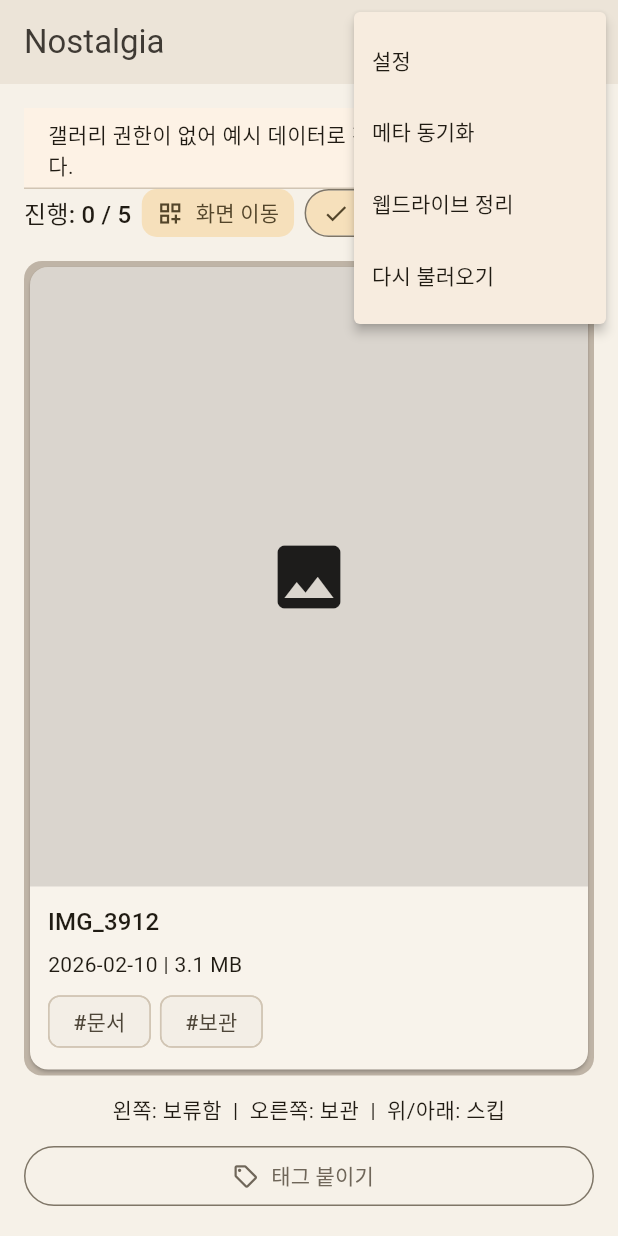
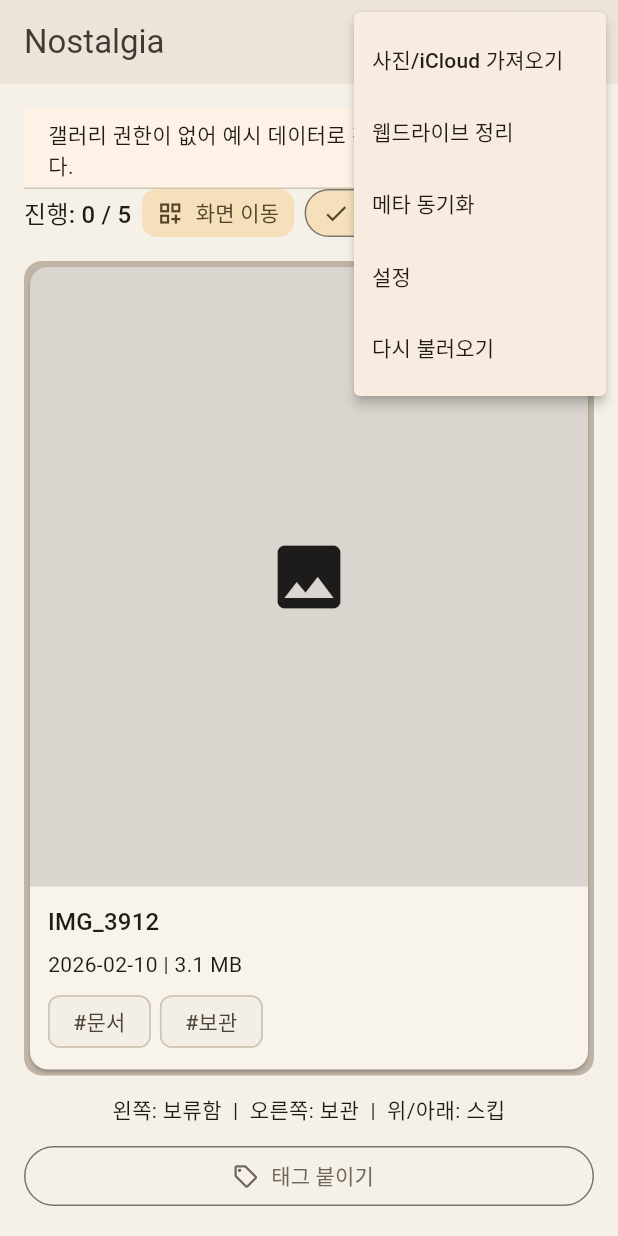
Before and after one commit to baak-jun/Nostalgia, a Flutter app: the screen it shows after launch, after a tap on the "menu" icon, on a phone screen of 412 x 824 dp. Run offline on Flutter 3.47's test engine with Material 3 defaults, Android fonts, the phone set to English and light mode, and no system bars; our stand-ins replace file_picker, native_exif, shared_preferences; missing offline and left inert: photo_manager.

Commit message:
feat(web): enable browser execution without install and add iCloud/web photo import

```diff
--- a/lib/features/gallery/data/device_photo_loader.dart
+++ b/lib/features/gallery/data/device_photo_loader.dart
@@ -1,3 +1,4 @@
+import 'package:flutter/foundation.dart';
 import 'package:nostalgia/features/gallery/data/gallery_load_result.dart';
 import 'package:nostalgia/features/gallery/data/mock_photo_data.dart';
 import 'package:nostalgia/features/gallery/domain/photo_item.dart';
@@ -7,11 +8,27 @@ class DevicePhotoLoader {
   const DevicePhotoLoader();
 
   Future<GalleryLoadResult> load({int limit = 1000}) async {
-    final permission = await PhotoManager.requestPermissionExtend();
-    if (!permission.hasAccess) {
+    if (kIsWeb) {
       return const GalleryLoadResult(
         photos: mockPhotos,
-        isPermissionDenied: true,
+        isPermissionDenied: false,
+        isUsingMockData: true,
+      );
+    }
+
+    try {
+      final permission = await PhotoManager.requestPermissionExtend();
+      if (!permission.hasAccess) {
+        return const GalleryLoadResult(
+          photos: mockPhotos,
+          isPermissionDenied: true,
+          isUsingMockData: true,
+        );
+      }
+    } catch (_) {
+      return const GalleryLoadResult(
+        photos: mockPhotos,
+        isPermissionDenied: false,
         isUsingMockData: true,
       );
     }
--- a/lib/features/gallery/domain/photo_item.dart
+++ b/lib/features/gallery/domain/photo_item.dart
@@ -1,3 +1,5 @@
+import 'dart:typed_data';
+
 import 'package:photo_manager/photo_manager.dart';
 
 class PhotoItem {
@@ -9,6 +11,7 @@ class PhotoItem {
     required this.tags,
     this.sourcePath,
     this.asset,
+    this.imageBytes,
     this.isScreenshot = false,
     this.inReviewBin = false,
   });
@@ -20,6 +23,7 @@ class PhotoItem {
   final List<String> tags;
   final String? sourcePath;
   final AssetEntity? asset;
+  final Uint8List? imageBytes;
   final bool isScreenshot;
   final bool inReviewBin;
 
@@ -31,6 +35,7 @@ class PhotoItem {
     List<String>? tags,
     String? sourcePath,
     AssetEntity? asset,
+    Uint8List? imageBytes,
     bool? isScreenshot,
     bool? inReviewBin,
   }) {
@@ -42,6 +47,7 @@ class PhotoItem {
       tags: tags ?? this.tags,
       sourcePath: sourcePath ?? this.sourcePath,
       asset: asset ?? this.asset,
+      imageBytes: imageBytes ?? this.imageBytes,
       isScreenshot: isScreenshot ?? this.isScreenshot,
       inReviewBin: inReviewBin ?? this.inReviewBin,
     );
--- a/lib/features/home/presentation/home.screen.dart
+++ b/lib/features/home/presentation/home.screen.dart
@@ -1,6 +1,8 @@
 import 'dart:async';
+import 'package:flutter/foundation.dart';
 import 'package:flutter/material.dart';
 import 'package:nostalgia/features/gallery/data/device_photo_loader.dart';
+import 'package:nostalgia/features/gallery/data/web_photo_importer.dart';
 import 'package:nostalgia/features/gallery/domain/photo_item.dart';
 import 'package:nostalgia/features/home/data/home_state_store.dart';
 import 'package:nostalgia/features/home/presentation/collection_tabs.screen.dart';
@@ -18,7 +20,7 @@ enum SortOrder { oldestFirst, newestFirst }
 
 enum _SwipeAction { keep, defer, skip }
 
-enum _HomeMenuAction { settings, metadataSync, cloudDrive, reload }
+enum _HomeMenuAction { settings, metadataSync, cloudDrive, importWebPhotos, reload }
 class HomeScreen extends StatefulWidget {
   const HomeScreen({super.key});
   @override
@@ -28,6 +30,7 @@ class _HomeScreenState extends State<HomeScreen> {
   final DevicePhotoLoader _loader = const DevicePhotoLoader();
   final HomeStateStore _stateStore = const HomeStateStore();
   final MetadataSyncService _metadataSyncService = const MetadataSyncService();
+  final WebPhotoImporter _webPhotoImporter = const WebPhotoImporter();
   final CloudDriveRepository _cloudRepository = CloudDriveRepository();
   bool _isLoading = true;
   bool _isPermissionDenied = false;
@@ -279,10 +282,27 @@ class _HomeScreenState extends State<HomeScreen> {
     if (!mounted || updated == null) return;
     setState(() => _settings = updated);
   }
+  Future<void> _importWebPhotos() async {
+    final picked = await _webPhotoImporter.pickPhotos();
+    if (picked.isEmpty || !mounted) return;
+    setState(() {
+      _photos = [...picked, ..._photos];
+    });
+    ScaffoldMessenger.of(context).showSnackBar(
+      SnackBar(
+        content: Text('${picked.length}장의 사진(iCloud/웹/로컬)을 불러왔습니다.'),
+        behavior: SnackBarBehavior.floating,
+      ),
+    );
+  }
+
   Future<void> _onMenuSelected(_HomeMenuAction action) async {
     switch (action) {
       case _HomeMenuAction.settings:
         await _openSettings();
+        break;
+      case _HomeMenuAction.importWebPhotos:
+        await _importWebPhotos();
         break;
       case _HomeMenuAction.metadataSync:
         await _runMetadataSync();
@@ -309,6 +329,15 @@ class _HomeScreenState extends State<HomeScreen> {
     return _keptPhotos.where((item) => item.tags.isNotEmpty).toList();
   }
   Future<void> _runMetadataSync() async {
+    if (kIsWeb) {
+      ScaffoldMessenger.of(context).showSnackBar(
+        const SnackBar(
+          content: Text('웹 브라우저 환경에서는 웹드라이브(Google/OneDrive)를 통해 안전하게 정리됩니다.'),
+          behavior: SnackBarBehavior.floating,
+        ),
+      );
+      return;
+    }
     final candidates = _metadataSyncCandidates();
     final preview = _metadataSyncService.dryRun(candidates);
     final confirmed = await showMetadataSyncConfirmDialog(
@@ -353,6 +382,11 @@ class _HomeScreenState extends State<HomeScreen> {
         title: const Text('Nostalgia'),
         actions: [
           IconButton(
+            tooltip: '사진/iCloud 가져오기',
+            icon: const Icon(Icons.add_photo_alternate_outlined),
+            onPressed: () => unawaited(_importWebPhotos()),
+          ),
+          IconButton(
             tooltip: '웹드라이브 정리',
             icon: const Icon(Icons.cloud_sync_outlined),
             onPressed: () => unawaited(_openCloudDrive()),
@@ -363,16 +397,20 @@ class _HomeScreenState extends State<HomeScreen> {
             onSelected: (action) => unawaited(_onMenuSelected(action)),
             itemBuilder: (context) => const [
               PopupMenuItem<_HomeMenuAction>(
-                value: _HomeMenuAction.settings,
-                child: Text('설정'),
+                value: _HomeMenuAction.importWebPhotos,
+                child: Text('사진/iCloud 가져오기'),
+              ),
+              PopupMenuItem<_HomeMenuAction>(
+                value: _HomeMenuAction.cloudDrive,
+                child: Text('웹드라이브 정리'),
               ),
               PopupMenuItem<_HomeMenuAction>(
                 value: _HomeMenuAction.metadataSync,
                 child: Text('메타 동기화'),
               ),
               PopupMenuItem<_HomeMenuAction>(
-                value: _HomeMenuAction.cloudDrive,
-                child: Text('웹드라이브 정리'),
+                value: _HomeMenuAction.settings,
+                child: Text('설정'),
               ),
               PopupMenuItem<_HomeMenuAction>(
                 value: _HomeMenuAction.reload,
@@ -391,9 +429,17 @@ class _HomeScreenState extends State<HomeScreen> {
                 children: [
                   if (_isPermissionDenied)
                     MaterialBanner(
-                      content: const Text('갤러리 권한이 없어 예시 데이터로 진행합니다.'),
+                      content: Text(
+                        kIsWeb
+                            ? '웹 브라우저 환경입니다. [사진/iCloud 가져오기] 또는 [웹드라이브]를 통해 사진을 바로 정리할 수 있습니다.'
+                            : '갤러리 권한이 없어 예시 데이터로 진행합니다.',
+                      ),
                       actions: [
-                        TextButton(onPressed: PhotoManager.openSetting, child: const Text('설정 열기')),
+                        if (kIsWeb) ...[
+                          TextButton(onPressed: _importWebPhotos, child: const Text('사진/iCloud 가져오기')),
+                          TextButton(onPressed: _openCloudDrive, child: const Text('웹드라이브 열기')),
+                        ] else
+                          TextButton(onPressed: PhotoManager.openSetting, child: const Text('설정 열기')),
                       ],
                     ),
                   Wrap(
--- a/lib/features/home/presentation/widgets/swipe_classification_card.dart
+++ b/lib/features/home/presentation/widgets/swipe_classification_card.dart
@@ -366,6 +366,10 @@ class _CardImageState extends State<_CardImage> {
 
   @override
   Widget build(BuildContext context) {
+    if (widget.item.imageBytes != null && widget.item.imageBytes!.isNotEmpty) {
+      return Image.memory(widget.item.imageBytes!, fit: BoxFit.cover, width: double.infinity);
+    }
+
     if (widget.item.asset == null) {
       return Container(
         color: Colors.black12,
--- a/pubspec.yaml
+++ b/pubspec.yaml
@@ -41,6 +41,7 @@ dependencies:
   native_exif: ^0.6.1
   http: ^1.2.0
   crypto: ^3.0.3
+  file_picker: ^11.0.3
 
 dev_dependencies:
   flutter_test:
```
Also changed, not shown: lib/features/gallery/data/web_photo_importer.dart (added, +44 -0 lines), lib/features/gallery/presentation/widgets/photo_card.dart (+7 -0 lines), lib/features/sync/data/metadata_sync_service.dart (+9 -0 lines), pubspec.lock, 4 other files.
